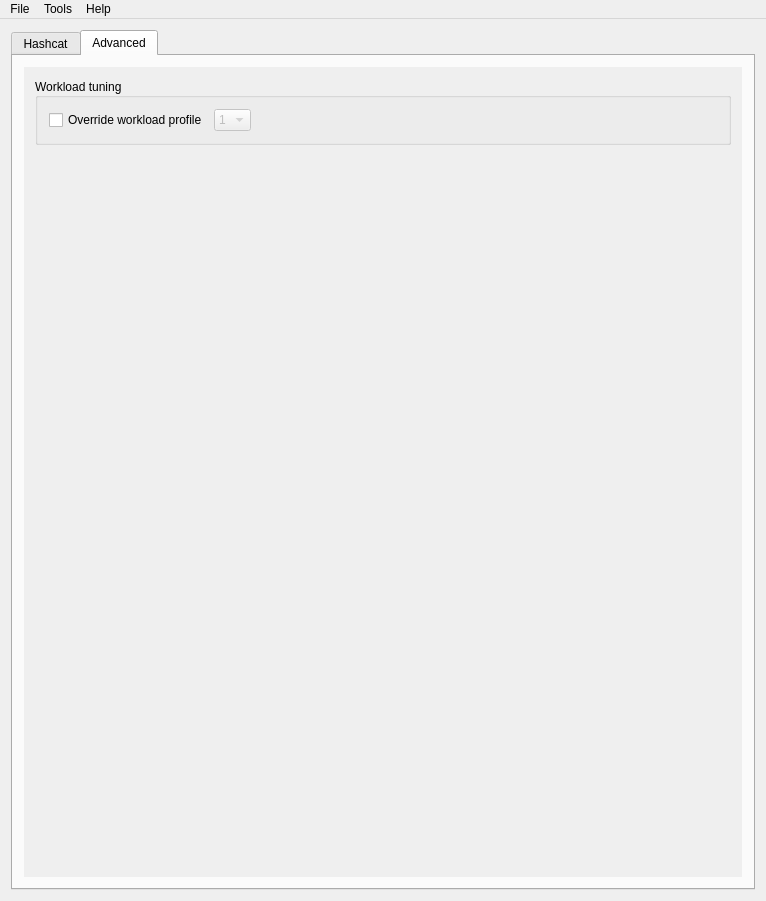
First picture: the form in src/mainwindow.ui, repository rgroesslinger/hashcat-gui, before the edit.
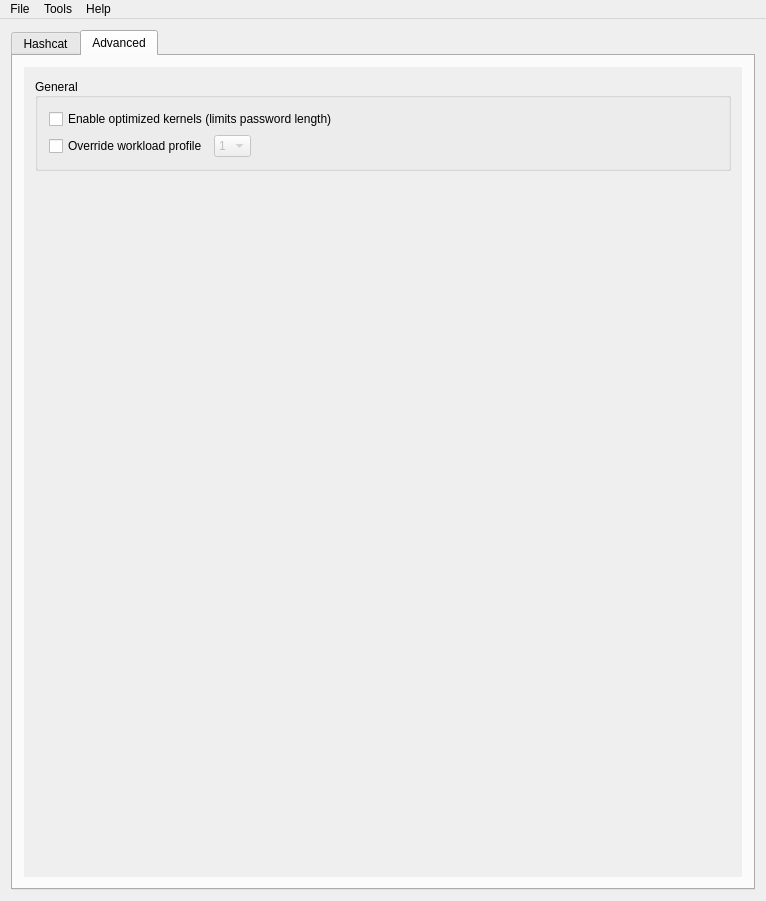
Second picture: the form after the edit. The open tabs and pages were chosen to show the change. Icons and pictures are not drawn.

Commit message: Add support for -O, --optimized-kernel-enable

```diff
--- a/src/mainwindow.ui
+++ b/src/mainwindow.ui
@@ -998,7 +998,7 @@
             <item>
              <widget class="QGroupBox" name="groupBox_workload_tuning">
               <property name="title">
-               <string>Workload tuning</string>
+               <string>General</string>
               </property>
               <property name="alignment">
                <set>Qt::AlignmentFlag::AlignLeading|Qt::AlignmentFlag::AlignLeft|Qt::AlignmentFlag::AlignVCenter</set>
@@ -1007,6 +1007,13 @@
                <bool>false</bool>
               </property>
               <layout class="QVBoxLayout" name="verticalLayout">
+               <item>
+                <widget class="QCheckBox" name="checkBox_optimized_kernel">
+                 <property name="text">
+                  <string>Enable optimized kernels (limits password length)</string>
+                 </property>
+                </widget>
+               </item>
                <item>
                 <layout class="QHBoxLayout" name="horizontalLayout">
                  <item>
```
Left out of the diff: 50 changed lines with no effect on the pictures. The commit also changes 4 other files.
